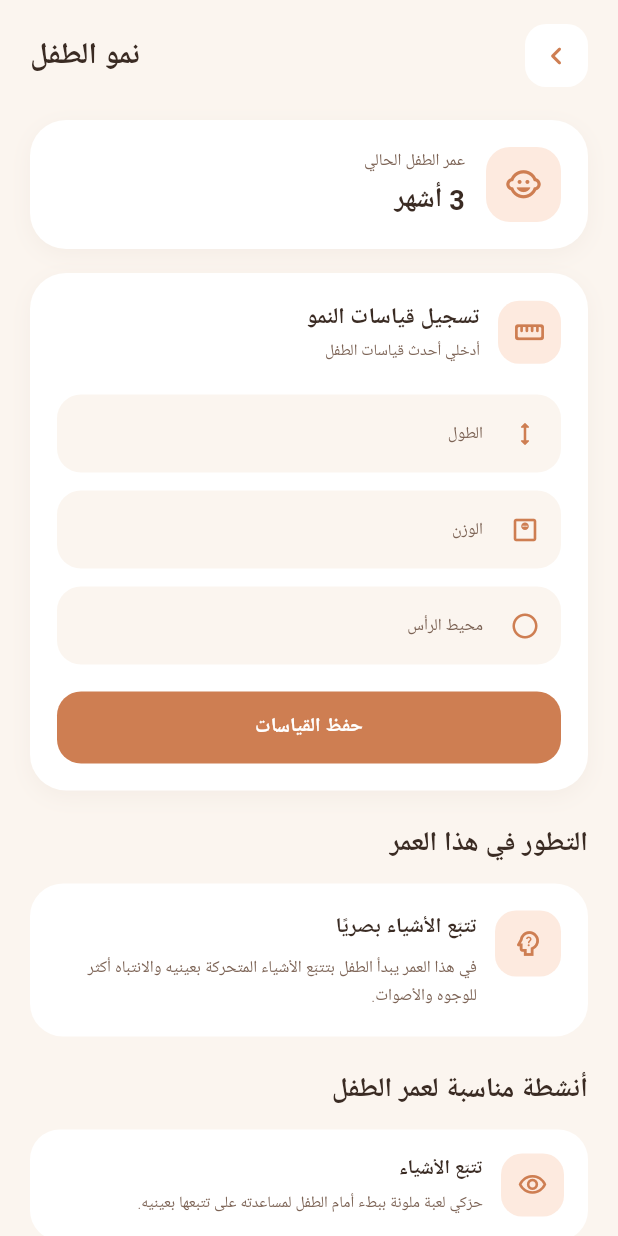
After one commit to Razan445/2026-GP1-Group10-Mahd, a Flutter app: the ChildDevelopmentScreen screen opened directly, on a phone screen of 412 x 824 dp. The commit adds this screen. Run offline on Flutter 3.47's test engine with Material 3 defaults, Android fonts, the light colour scheme and no system bars; our stand-ins replace firebase_core, google_fonts; accounts and stored records are empty; Roboto replaces fonts that are missing (IBMPlexSansArabic, Ibm Plex Sans Arabic).

Commit message:
Add child development and growth screen

```diff
--- /dev/null
+++ b/mobile-client/lib/screens/child_development/child_development_screen.dart
@@ -0,0 +1,579 @@
+import 'package:flutter/material.dart';
+import '../../core/theme/app_theme.dart';
+
+class ChildDevelopmentScreen extends StatefulWidget {
+  const ChildDevelopmentScreen({super.key});
+
+  @override
+  State<ChildDevelopmentScreen> createState() =>
+      _ChildDevelopmentScreenState();
+}
+
+class _ChildDevelopmentScreenState extends State<ChildDevelopmentScreen> {
+  final TextEditingController _heightController = TextEditingController();
+  final TextEditingController _weightController = TextEditingController();
+  final TextEditingController _headController = TextEditingController();
+
+  @override
+  void dispose() {
+    _heightController.dispose();
+    _weightController.dispose();
+    _headController.dispose();
+    super.dispose();
+  }
+
+  void _saveMeasurements() {
+    FocusScope.of(context).unfocus();
+
+    final height = _heightController.text.trim();
+    final weight = _weightController.text.trim();
+    final head = _headController.text.trim();
+
+    if (height.isEmpty || weight.isEmpty || head.isEmpty) {
+      ScaffoldMessenger.of(context).showSnackBar(
+        const SnackBar(
+          content: Text(
+            'فضلاً أدخلي جميع القياسات',
+            textDirection: TextDirection.rtl,
+          ),
+        ),
+      );
+      return;
+    }
+
+    ScaffoldMessenger.of(context).showSnackBar(
+      const SnackBar(
+        content: Text(
+          'تم حفظ القياسات بنجاح',
+          textDirection: TextDirection.rtl,
+        ),
+      ),
+    );
+  }
+
+  @override
+  Widget build(BuildContext context) {
+    return Directionality(
+      textDirection: TextDirection.rtl,
+      child: Scaffold(
+        backgroundColor: AppColors.backgroundCream,
+        body: SafeArea(
+          child: SingleChildScrollView(
+            padding: const EdgeInsets.fromLTRB(20, 16, 20, 28),
+            child: Column(
+              crossAxisAlignment: CrossAxisAlignment.start,
+              children: [
+                const _PageHeader(),
+
+                const SizedBox(height: 22),
+
+                const _AgeCard(),
+
+                const SizedBox(height: 16),
+
+                _MeasurementsCard(
+                  heightController: _heightController,
+                  weightController: _weightController,
+                  headController: _headController,
+                  onSave: _saveMeasurements,
+                ),
+
+                const SizedBox(height: 22),
+
+                Text(
+                  'التطور في هذا العمر',
+                  style: AppTextStyles.cardTitle.copyWith(
+                    fontSize: 18,
+                    fontWeight: FontWeight.w600,
+                  ),
+                ),
+
+                const SizedBox(height: 12),
+
+                const _DevelopmentCard(),
+
+                const SizedBox(height: 22),
+
+                Text(
+                  'أنشطة مناسبة لعمر الطفل',
+                  style: AppTextStyles.cardTitle.copyWith(
+                    fontSize: 18,
+                    fontWeight: FontWeight.w600,
+                  ),
+                ),
+
+                const SizedBox(height: 12),
+
+                const _ActivityCard(
+                  icon: Icons.visibility_outlined,
+                  title: 'تتبّع الأشياء',
+                  description:
+                      'حرّكي لعبة ملونة ببطء أمام الطفل لمساعدته على تتبعها بعينيه.',
+                ),
+
+                const SizedBox(height: 12),
+
+                const _ActivityCard(
+                  icon: Icons.record_voice_over_outlined,
+                  title: 'التحدث مع الطفل',
+                  description:
+                      'تحدثي معه بصوت هادئ وكرري الأصوات البسيطة لدعم تفاعله.',
+                ),
+              ],
+            ),
+          ),
+        ),
+      ),
+    );
+  }
+}
+
+// ── Header ────────────────────────────────────────────────────────
+
+class _PageHeader extends StatelessWidget {
+  const _PageHeader();
+
+  @override
+  Widget build(BuildContext context) {
+    return Row(
+      children: [
+        Container(
+          width: 42,
+          height: 42,
+          decoration: BoxDecoration(
+            color: AppColors.cardSurface,
+            borderRadius: BorderRadius.circular(14),
+          ),
+          child: IconButton(
+            padding: EdgeInsets.zero,
+            icon: const Icon(
+              Icons.chevron_right_rounded,
+              size: 24,
+              color: AppColors.primary,
+            ),
+            onPressed: () {
+              Navigator.of(context).maybePop();
+            },
+          ),
+        ),
+
+        const Spacer(),
+
+        Text(
+          'نمو الطفل',
+          style: AppTextStyles.cardTitle.copyWith(
+            fontSize: 20,
+            fontWeight: FontWeight.w600,
+          ),
+        ),
+      ],
+    );
+  }
+}
+
+// ── Age card ──────────────────────────────────────────────────────
+
+class _AgeCard extends StatelessWidget {
+  const _AgeCard();
+
+  @override
+  Widget build(BuildContext context) {
+    return Container(
+      width: double.infinity,
+      padding: const EdgeInsets.all(18),
+      decoration: BoxDecoration(
+        color: AppColors.cardSurface,
+        borderRadius: BorderRadius.circular(24),
+        boxShadow: const [
+          BoxShadow(
+            color: Color(0x0D785037),
+            blurRadius: 12,
+            offset: Offset(0, 4),
+          ),
+        ],
+      ),
+      child: Row(
+        children: [
+          Container(
+            width: 50,
+            height: 50,
+            decoration: BoxDecoration(
+              color: AppColors.iconBg,
+              borderRadius: BorderRadius.circular(16),
+            ),
+            child: const Icon(
+              Icons.child_care_rounded,
+              color: AppColors.primary,
+              size: 25,
+            ),
+          ),
+
+          const SizedBox(width: 14),
+
+          Expanded(
+            child: Column(
+              crossAxisAlignment: CrossAxisAlignment.start,
+              children: [
+                Text(
+                  'عمر الطفل الحالي',
+                  style: AppTextStyles.featureDesc.copyWith(
+                    fontSize: 11,
+                    color: AppColors.textSecondary,
+                  ),
+                ),
+
+                const SizedBox(height: 4),
+
+                Text(
+                  '3 أشهر',
+                  style: AppTextStyles.cardTitle.copyWith(
+                    fontSize: 18,
+                    fontWeight: FontWeight.w600,
+                  ),
+                ),
+              ],
+            ),
+          ),
+        ],
+      ),
+    );
+  }
+}
+
+// ── Measurements ──────────────────────────────────────────────────
+
+class _MeasurementsCard extends StatelessWidget {
+  final TextEditingController heightController;
+  final TextEditingController weightController;
+  final TextEditingController headController;
+  final VoidCallback onSave;
+
+  const _MeasurementsCard({
+    required this.heightController,
+    required this.weightController,
+    required this.headController,
+    required this.onSave,
+  });
+
+  @override
+  Widget build(BuildContext context) {
+    return Container(
+      width: double.infinity,
+      padding: const EdgeInsets.all(18),
+      decoration: BoxDecoration(
+        color: AppColors.cardSurface,
+        borderRadius: BorderRadius.circular(24),
+        boxShadow: const [
+          BoxShadow(
+            color: Color(0x0D785037),
+            blurRadius: 12,
+            offset: Offset(0, 4),
+          ),
+        ],
+      ),
+      child: Column(
+        crossAxisAlignment: CrossAxisAlignment.start,
+        children: [
+          Row(
+            children: [
+              Container(
+                width: 42,
+                height: 42,
+                decoration: BoxDecoration(
+                  color: AppColors.iconBg,
+                  borderRadius: BorderRadius.circular(14),
+                ),
+                child: const Icon(
+                  Icons.straighten_rounded,
+                  color: AppColors.primary,
+                  size: 21,
+                ),
+              ),
+
+              const SizedBox(width: 12),
+
+              Expanded(
+                child: Column(
+                  crossAxisAlignment: CrossAxisAlignment.start,
+                  children: [
+                    Text(
+                      'تسجيل قياسات النمو',
+                      style: AppTextStyles.cardTitle.copyWith(
+                        fontSize: 15,
+                        fontWeight: FontWeight.w600,
+                      ),
+                    ),
+
+                    const SizedBox(height: 3),
+
+                    Text(
+                      'أدخلي أحدث قياسات الطفل',
+                      style: AppTextStyles.featureDesc.copyWith(
+                        fontSize: 10.5,
+                        color: AppColors.textSecondary,
+                      ),
+                    ),
+                  ],
+                ),
+              ),
+            ],
+          ),
+
+          const SizedBox(height: 20),
+
+          _MeasurementField(
+            controller: heightController,
+            label: 'الطول',
+            hint: 'مثال: 60',
+            unit: 'سم',
+            icon: Icons.height_rounded,
+          ),
+
+          const SizedBox(height: 12),
+
+          _MeasurementField(
+            controller: weightController,
+            label: 'الوزن',
+            hint: 'مثال: 5.8',
+            unit: 'كجم',
+            icon: Icons.monitor_weight_outlined,
+          ),
+
+          const SizedBox(height: 12),
+
+          _MeasurementField(
+            controller: headController,
+            label: 'محيط الرأس',
+            hint: 'مثال: 40',
+            unit: 'سم',
+            icon: Icons.circle_outlined,
+          ),
+
+          const SizedBox(height: 18),
+
+          SizedBox(
+            width: double.infinity,
+            height: 48,
+            child: ElevatedButton(
+              onPressed: onSave,
+              style: ElevatedButton.styleFrom(
+                backgroundColor: AppColors.primary,
+                foregroundColor: Colors.white,
+                elevation: 0,
+                shape: RoundedRectangleBorder(
+                  borderRadius: BorderRadius.circular(16),
+                ),
+              ),
+              child: const Text(
+                'حفظ القياسات',
+                style: TextStyle(
+                  fontFamily: 'IBMPlexSansArabic',
+                  fontSize: 13,
+                  fontWeight: FontWeight.w600,
+                ),
+              ),
+            ),
+          ),
+        ],
+      ),
+    );
+  }
+}
+
+class _MeasurementField extends StatelessWidget {
+  final TextEditingController controller;
+  final String label;
+  final String hint;
+  final String unit;
+  final IconData icon;
+
+  const _MeasurementField({
+    required this.controller,
+    required this.label,
+    required this.hint,
+    required this.unit,
+    required this.icon,
+  });
+
+  @override
+  Widget build(BuildContext context) {
+    return TextField(
+      controller: controller,
+      keyboardType: const TextInputType.numberWithOptions(
+        decimal: true,
+      ),
+      textDirection: TextDirection.rtl,
+      decoration: InputDecoration(
+        labelText: label,
+        hintText: hint,
+        prefixIcon: Icon(
+          icon,
+          color: AppColors.primary,
+          size: 20,
+        ),
+        suffixText: unit,
+        labelStyle: AppTextStyles.featureDesc.copyWith(
+          color: AppColors.textSecondary,
+          fontSize: 11,
+        ),
+        hintStyle: AppTextStyles.featureDesc.copyWith(
+          color: AppColors.textSecondary,
+          fontSize: 11,
+        ),
+        suffixStyle: AppTextStyles.featureDesc.copyWith(
+          color: AppColors.textSecondary,
+          fontSize: 11,
+        ),
+        filled: true,
+        fillColor: AppColors.backgroundCream,
+        enabledBorder: OutlineInputBorder(
+          borderRadius: BorderRadius.circular(16),
+          borderSide: BorderSide.none,
+        ),
+        focusedBorder: OutlineInputBorder(
+          borderRadius: BorderRadius.circular(16),
+          borderSide: const BorderSide(
+            color: AppColors.primary,
+            width: 1.2,
+          ),
+        ),
+      ),
+    );
+  }
+}
+
+// ── Development milestone ─────────────────────────────────────────
+
+class _DevelopmentCard extends StatelessWidget {
+  const _DevelopmentCard();
+
+  @override
+  Widget build(BuildContext context) {
+    return Container(
+      width: double.infinity,
+      padding: const EdgeInsets.all(18),
+      decoration: BoxDecoration(
+        color: AppColors.cardSurface,
+        borderRadius: BorderRadius.circular(22),
+      ),
+      child: Row(
+        crossAxisAlignment: CrossAxisAlignment.start,
+        children: [
+          Container(
+            width: 44,
+            height: 44,
+            decoration: BoxDecoration(
+              color: AppColors.iconBg,
+              borderRadius: BorderRadius.circular(14),
+            ),
+            child: const Icon(
+              Icons.psychology_alt_outlined,
+              color: AppColors.primary,
+              size: 22,
+            ),
+          ),
+
+          const SizedBox(width: 12),
+
+          Expanded(
+            child: Column(
+              crossAxisAlignment: CrossAxisAlignment.start,
+              children: [
+                Text(
+                  'تتبّع الأشياء بصريًا',
+                  style: AppTextStyles.cardTitle.copyWith(
+                    fontSize: 14,
+                    fontWeight: FontWeight.w600,
+                  ),
+                ),
+
+                const SizedBox(height: 6),
+
+                Text(
+                  'في هذا العمر يبدأ الطفل بتتبّع الأشياء المتحركة بعينيه والانتباه أكثر للوجوه والأصوات.',
+                  style: AppTextStyles.featureDesc.copyWith(
+                    fontSize: 11,
+                    height: 1.7,
+                    color: AppColors.textSecondary,
+                  ),
+                ),
+              ],
+            ),
+          ),
+        ],
+      ),
+    );
+  }
+}
+
+// ── Activities ────────────────────────────────────────────────────
+
+class _ActivityCard extends StatelessWidget {
+  final IconData icon;
+  final String title;
+  final String description;
+
+  const _ActivityCard({
+    required this.icon,
+    required this.title,
+    required this.description,
+  });
+
+  @override
+  Widget build(BuildContext context) {
+    return Container(
+      width: double.infinity,
+      padding: const EdgeInsets.all(16),
+      decoration: BoxDecoration(
+        color: AppColors.cardSurface,
+        borderRadius: BorderRadius.circular(20),
+      ),
+      child: Row(
+        crossAxisAlignment: CrossAxisAlignment.start,
+        children: [
+          Container(
+            width: 42,
+            height: 42,
+            decoration: BoxDecoration(
+              color: AppColors.iconBg,
+              borderRadius: BorderRadius.circular(14),
+            ),
+            child: Icon(
+              icon,
+              color: AppColors.primary,
+              size: 20,
+            ),
+          ),
+
+          const SizedBox(width: 12),
+
+          Expanded(
+            child: Column(
+              crossAxisAlignment: CrossAxisAlignment.start,
+              children: [
+                Text(
+                  title,
+                  style: AppTextStyles.cardTitle.copyWith(
+                    fontSize: 13,
+                    fontWeight: FontWeight.w600,
+                  ),
+                ),
+
+                const SizedBox(height: 4),
+
+                Text(
+                  description,
+                  style: AppTextStyles.featureDesc.copyWith(
+                    fontSize: 10.5,
+                    height: 1.7,
+                    color: AppColors.textSecondary,
+                  ),
+                ),
+              ],
+            ),
+          ),
+        ],
+      ),
+    );
+  }
+}
--- a/mobile-client/lib/screens/home/home_screen.dart
+++ b/mobile-client/lib/screens/home/home_screen.dart
@@ -1,6 +1,7 @@
 import 'package:flutter/material.dart';
 import '../../core/theme/app_theme.dart';
 import '../calendar/calendar_screen.dart';
+import '../child_development/child_development_screen.dart';
 /// Screen 07 — الرئيسية (Home Screen)
 ///
 /// Current state: **Idle** — monitoring is not active.
@@ -830,12 +831,28 @@ class _ChildDevelopmentCard extends StatelessWidget {
             ),
           ),
 
-          Text(
-            'استكشفي المزيد',
-            style: AppTextStyles.featureDesc.copyWith(
-              fontSize: 10.5,
-              color: AppColors.primary,
-              fontWeight: FontWeight.w600,
+                    InkWell(
+            borderRadius: BorderRadius.circular(8),
+            onTap: () {
+              Navigator.of(context).push(
+                MaterialPageRoute(
+                  builder: (context) => const ChildDevelopmentScreen(),
+                ),
+              );
+            },
+            child: Padding(
+              padding: const EdgeInsets.symmetric(
+                horizontal: 4,
+                vertical: 6,
+              ),
+              child: Text(
+                'استكشفي المزيد',
+                style: AppTextStyles.featureDesc.copyWith(
+                  fontSize: 10.5,
+                  color: AppColors.primary,
+                  fontWeight: FontWeight.w600,
+                ),
+              ),
             ),
           ),
         ],
```
